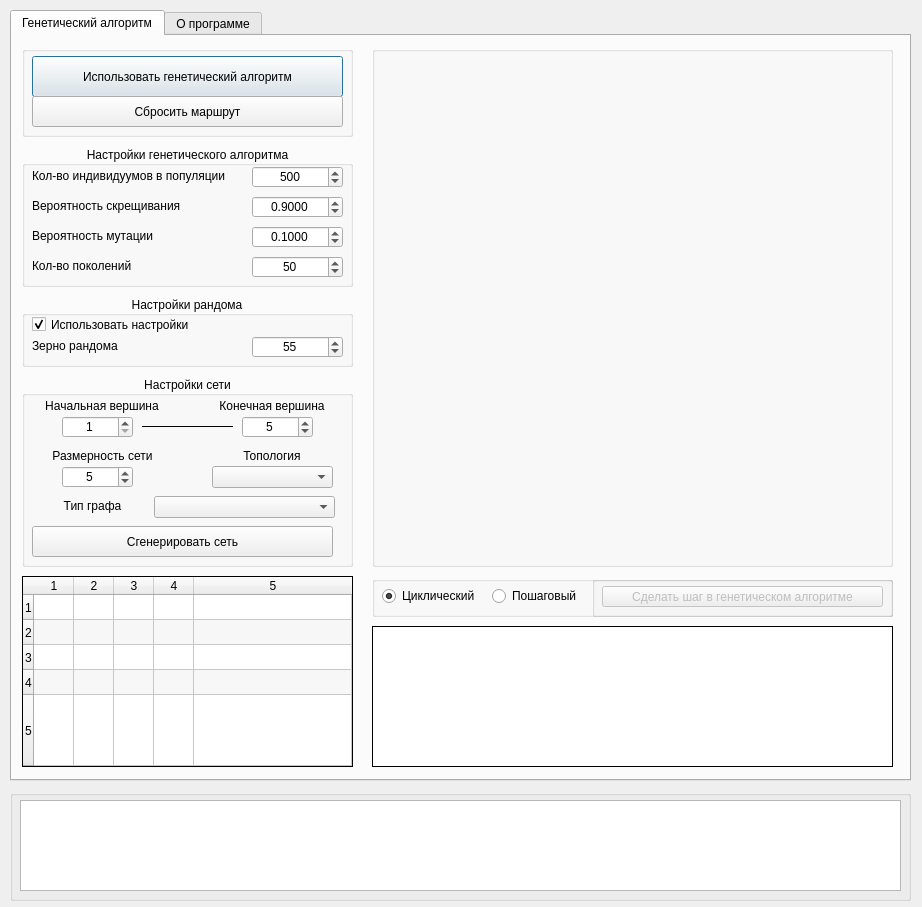
Old version of the form L1/GUI.ui in the repository BouRHooD/mpu_224-322_intelligent_systems_design.
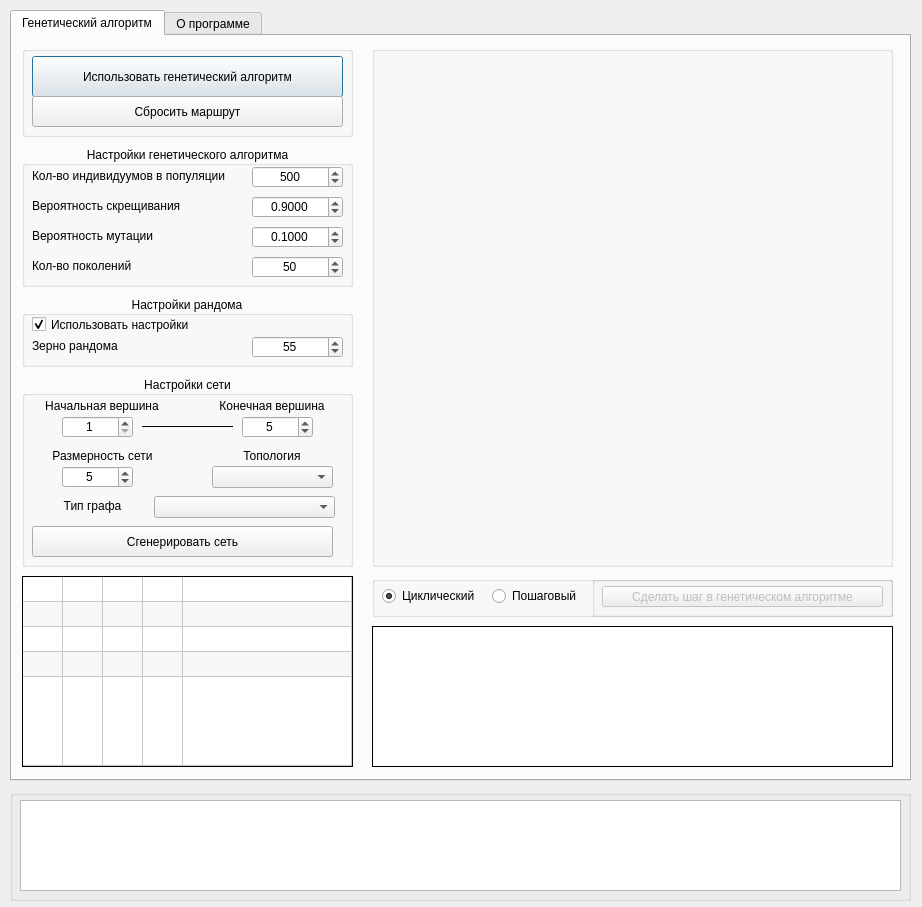
New version of the form. The open tabs and pages were chosen to show the change.

The edit to the form file:
```diff
--- a/L1/GUI.ui
+++ b/L1/GUI.ui
@@ -671,7 +671,7 @@
       <number>5</number>
      </property>
      <attribute name="horizontalHeaderVisible">
-      <bool>true</bool>
+      <bool>false</bool>
      </attribute>
      <attribute name="horizontalHeaderCascadingSectionResizes">
       <bool>true</bool>
@@ -692,7 +692,7 @@
       <bool>true</bool>
      </attribute>
      <attribute name="verticalHeaderVisible">
-      <bool>true</bool>
+      <bool>false</bool>
      </attribute>
      <attribute name="verticalHeaderCascadingSectionResizes">
       <bool>true</bool>
```
Left out of the diff: 8 changed lines with no effect on the pictures.
